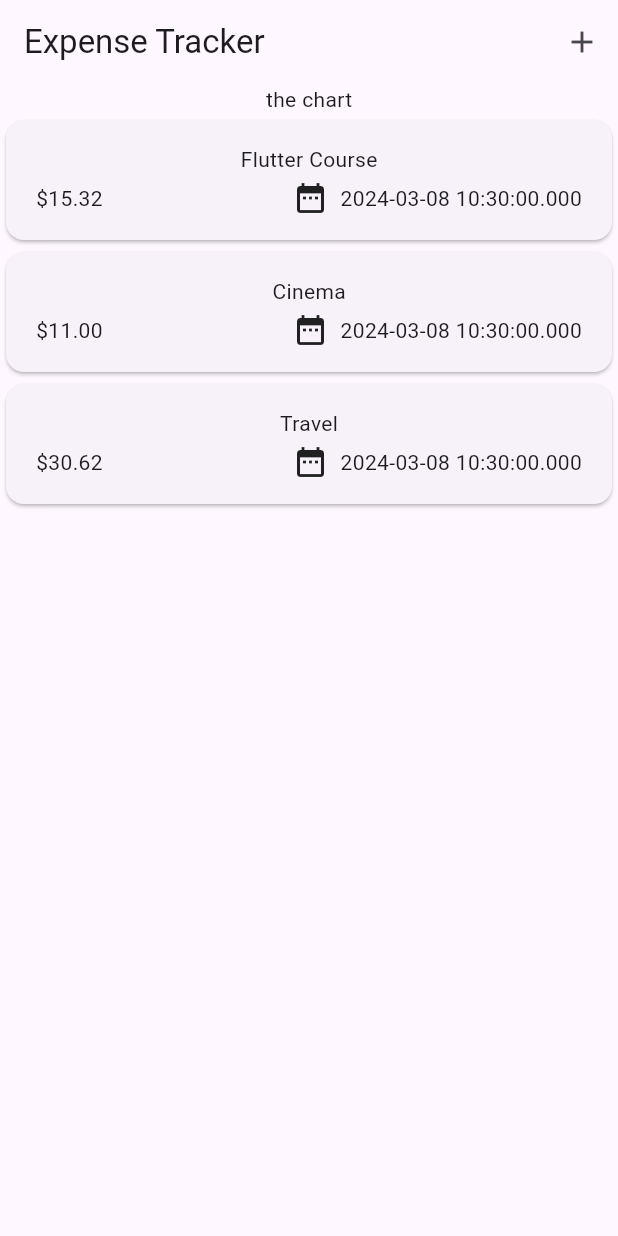
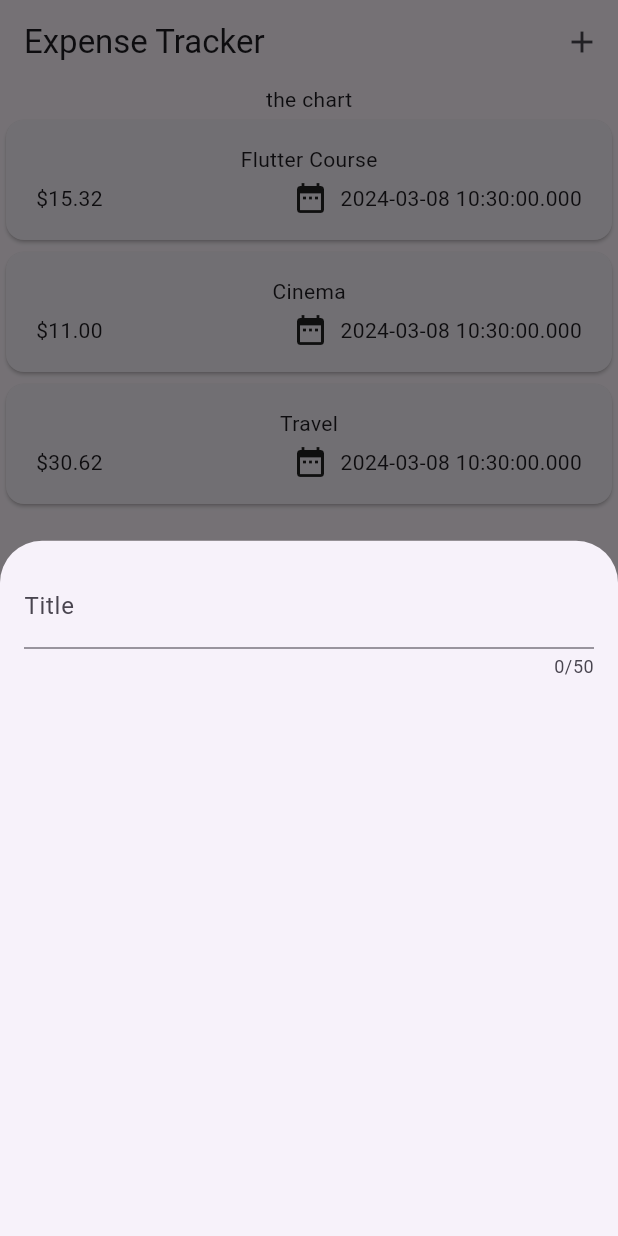
Before and after one commit to yassineelhoubi/expenses_app, a Flutter app: the screen it shows after launch, after a tap on the "add" icon, on a phone screen of 412 x 824 dp. Run offline on Flutter 3.47's test engine with Material 3 defaults, Android fonts, the phone set to English and light mode, and no system bars.

```diff
--- a/lib/widgets/expenses.dart
+++ b/lib/widgets/expenses.dart
@@ -1,5 +1,6 @@
 import 'package:expenses_app/models/expense.dart';
 import 'package:expenses_app/widgets/expenses_list/expenses_list.dart';
+import 'package:expenses_app/widgets/new_expense.dart';
 import 'package:flutter/material.dart';
 
 class Expenses extends StatefulWidget {
@@ -32,6 +33,12 @@ class _ExpensesState extends State<Expenses> {
       date: DateTime.now(),
     ),
   ];
+  void _openaddExpenseOverly() {
+    showModalBottomSheet(
+      context: context,
+      builder: (ctx) => const NewExpense(),
+    );
+  }
 
   @override
   Widget build(context) {
@@ -40,7 +47,7 @@ class _ExpensesState extends State<Expenses> {
         title: const Text("Expense Tracker"),
         actions: [
           IconButton(
-            onPressed: () {},
+            onPressed: _openaddExpenseOverly,
             icon: const Icon(Icons.add),
           )
         ],
--- /dev/null
+++ b/lib/widgets/new_expense.dart
@@ -0,0 +1,29 @@
+import 'package:flutter/material.dart';
+
+class NewExpense extends StatefulWidget {
+  const NewExpense({super.key});
+
+  @override
+  State<NewExpense> createState() {
+    return _NewExpenseState();
+  }
+}
+
+class _NewExpenseState extends State<NewExpense> {
+  @override
+  Widget build(context) {
+    return const SizedBox(
+      width: double.infinity,
+      child: Padding(
+        padding: EdgeInsets.all(16),
+        child: Column(
+          children: [
+            TextField(
+                maxLength: 50,
+                decoration: InputDecoration(label: Text("Title"))),
+          ],
+        ),
+      ),
+    );
+  }
+}
```
